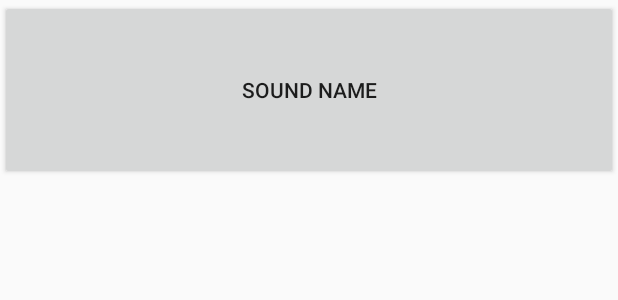
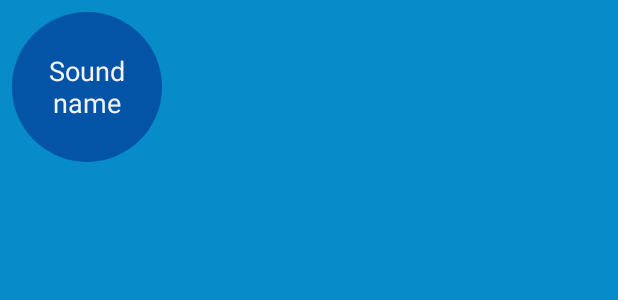
Before and after one commit to walkermannum1/BeatBox, an Android app: the layout list_item_sound.xml on its own in the app's theme, with its tools: preview values and no code run, on a phone screen of 412 x 824 dp. Shown: the top 300 px of the screen. Run offline under Robolectric (Android 15) with nearby library versions, the phone set to English and light mode, and no system bars.

Commit message:
Button style.

```diff
--- /dev/null
+++ b/app/src/main/res/drawable/button_beat_box.xml
@@ -0,0 +1,7 @@
+<?xml version="1.0" encoding="utf-8"?>
+<selector xmlns:android="http://schemas.android.com/apk/res/android">
+    <item android:drawable="@drawable/button_beat_box_pressed"
+          android:state_pressed="true"/>
+    <item android:drawable="@drawable/button_beat_box_normal" />
+
+</selector>
--- /dev/null
+++ b/app/src/main/res/drawable/button_beat_box_normal.xml
@@ -0,0 +1,8 @@
+<?xml version="1.0" encoding="utf-8"?>
+<shape xmlns:android="http://schemas.android.com/apk/res/android"
+       android:shape="oval">
+
+       <solid
+           android:color="@color/dark_blue"/>
+
+</shape>
--- /dev/null
+++ b/app/src/main/res/drawable/button_beat_box_pressed.xml
@@ -0,0 +1,8 @@
+<?xml version="1.0" encoding="utf-8"?>
+<shape xmlns:android="http://schemas.android.com/apk/res/android"
+    android:shape="oval">
+
+    <solid
+        android:color="@color/red"/>
+
+</shape>
--- a/app/src/main/res/layout/list_item_sound.xml
+++ b/app/src/main/res/layout/list_item_sound.xml
@@ -1,8 +1,14 @@
 <?xml version="1.0" encoding="utf-8"?>
-<Button xmlns:android="http://schemas.android.com/apk/res/android"
+<FrameLayout xmlns:android="http://schemas.android.com/apk/res/android"
         xmlns:tools="http://schemas.android.com/tools"
-        android:layout_width="match_parent"
-        android:layout_height="120dp"
-        android:id="@+id/list_item_sound_button"
-        tools:text="Sound name">
-</Button>
+        android:layout_margin="8dp"
+        android:layout_width="wrap_content"
+        android:layout_height="wrap_content">
+
+        <Button
+           android:layout_width="100dp"
+           android:layout_height="100dp"
+           android:layout_gravity="center"
+           android:id="@+id/list_item_sound_button"
+           tools:text="Sound name" />
+</FrameLayout>
--- a/app/src/main/res/values/colors.xml
+++ b/app/src/main/res/values/colors.xml
@@ -3,4 +3,9 @@
     <color name="colorPrimary">#3F51B5</color>
     <color name="colorPrimaryDark">#303F9F</color>
     <color name="colorAccent">#FF4081</color>
+    <color name="dark_red">#dc3a2b</color>
+    <color name="gray">#6c8d9c</color>
+    <color name="soothing_blue">#078cc9</color>
+    <color name="dark_blue">#0353a7</color>
+    <color name="red">#e23d31</color>
 </resources>
--- a/app/src/main/res/values/styles.xml
+++ b/app/src/main/res/values/styles.xml
@@ -1,11 +1,19 @@
 <resources>
 
     <!-- Base application theme. -->
-    <style name="AppTheme" parent="Theme.AppCompat.Light.DarkActionBar">
+    <style name="AppTheme" parent="Theme.AppCompat">
         <!-- Customize your theme here. -->
-        <item name="colorPrimary">@color/colorPrimary</item>
-        <item name="colorPrimaryDark">@color/colorPrimaryDark</item>
-        <item name="colorAccent">@color/colorAccent</item>
+        <item name="colorPrimary">@color/red</item>
+        <item name="colorPrimaryDark">@color/dark_red</item>
+        <item name="colorAccent">@color/gray</item>
+
+        <item name="android:colorBackground">@color/soothing_blue</item>
+        <item name="android:buttonStyle">@style/BeatBoxButton</item>
+    </style>
+
+    <style name="BeatBoxButton" parent="android:style/Widget.Holo.Button">
+        <!-- Customize your theme here. -->
+        <item name="android:background">@drawable/button_beat_box</item>
     </style>
 
 </resources>
```
